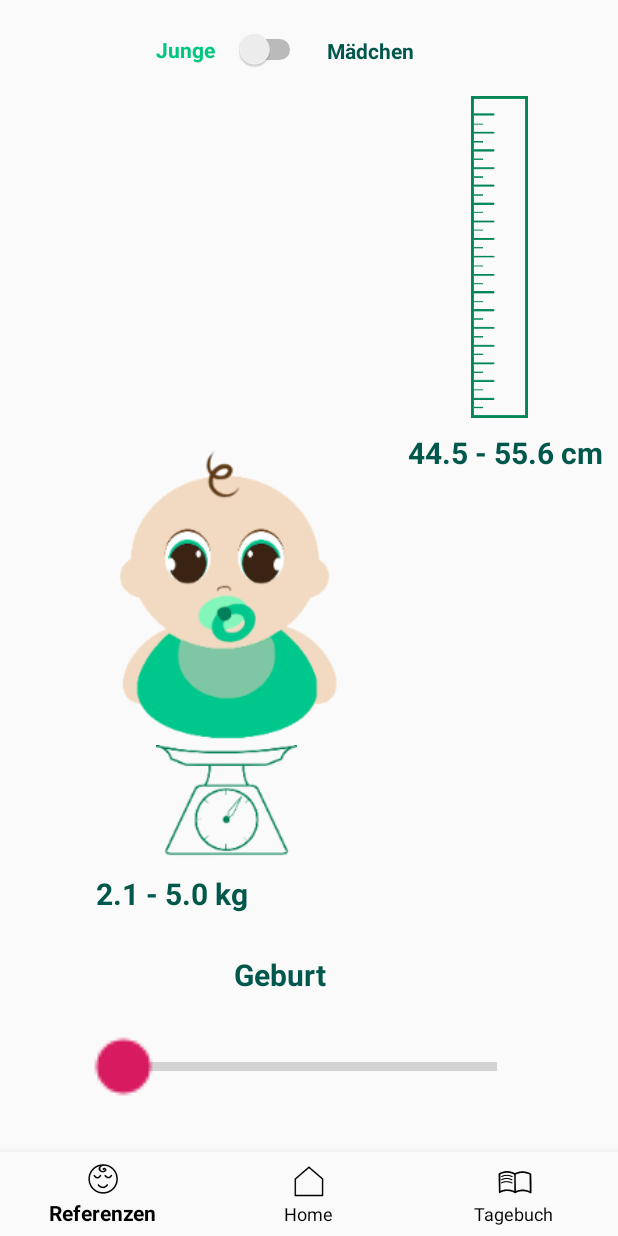
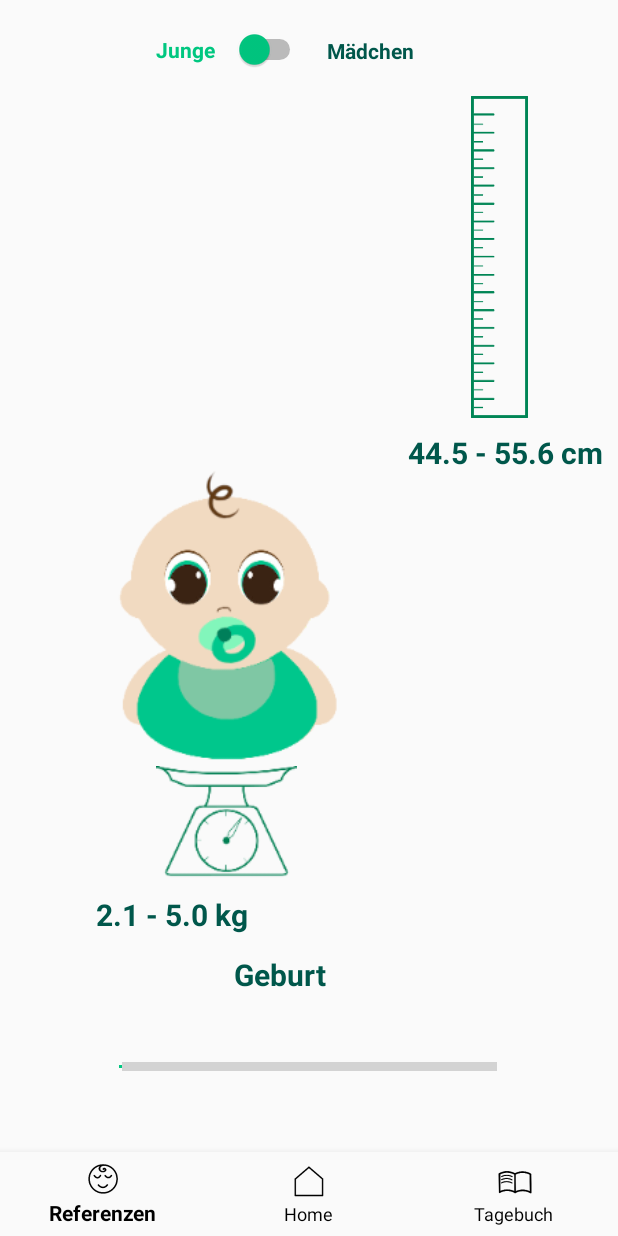
Before and after one commit to KreuzbergerL/BabyBook01, an Android app: the fragment ReferenzenFragment placed in its activity, on a phone screen of 412 x 824 dp. Run offline under Robolectric (Android 15) with nearby library versions, the phone set to English and light mode, and no system bars.

Commit message:
Layout der Refrenzwerte aktualisiert

```diff
--- a/app/src/main/AndroidManifest.xml
+++ b/app/src/main/AndroidManifest.xml
@@ -18,6 +18,8 @@
                 <category android:name="android.intent.category.LAUNCHER" />
             </intent-filter>
         </activity>
+
     </application>
 
+
 </manifest>
--- a/app/src/main/java/com/example/lukas/bottom_navigation5/ReferenzenFragment.java
+++ b/app/src/main/java/com/example/lukas/bottom_navigation5/ReferenzenFragment.java
@@ -1,5 +1,6 @@
 package com.example.lukas.bottom_navigation5;
 
+import android.graphics.Color;
 import android.os.Bundle;
 import android.support.annotation.NonNull;
 import android.support.annotation.Nullable;
@@ -49,6 +50,7 @@ public class ReferenzenFragment extends Fragment {
         switch_Geschlecht = (Switch) view.findViewById(R.id.switch_geschlecht);
 
         seekbar = (SeekBar) view.findViewById(R.id.seekBar);
+
 
 
         text_gewicht = (TextView) view.findViewById(R.id.txt_Gewicht);
--- a/app/src/main/res/layout/fragment_references.xml
+++ b/app/src/main/res/layout/fragment_references.xml
@@ -44,6 +44,8 @@
         app:srcCompat="@mipmap/baby_babycheck" />
 
     <SeekBar
+        android:thumb="@color/green"
+        android:progressTint="@color/green"
         android:id="@+id/seekBar"
         style="@android:style/Animation"
         android:layout_width="115dp"
@@ -81,7 +83,7 @@
         android:layout_height="40dp"
         android:layout_marginStart="64dp"
         android:layout_marginLeft="64dp"
-        android:layout_marginBottom="64dp"
+        android:layout_marginBottom="50dp"
         android:text="@string/string_Gewicht"
         android:textColor="@color/colorPrimaryDark"
         android:textSize="20sp"
@@ -122,6 +124,7 @@
         android:textColorHint="@color/green"
         android:textColorLink="@color/green"
         android:textStyle="bold"
+        android:thumbTint="@color/green"
         app:layout_constraintStart_toStartOf="parent"
         app:layout_constraintTop_toTopOf="parent"
         tools:scrollbarStyle="outsideInset" />
--- a/app/src/main/res/values/styles.xml
+++ b/app/src/main/res/values/styles.xml
@@ -6,6 +6,9 @@
         <item name="colorPrimary">@color/colorPrimary</item>
         <item name="colorPrimaryDark">@color/colorPrimaryDark</item>
         <item name="colorAccent">@color/colorAccent</item>
+
+
+
     </style>
 
 </resources>
```
